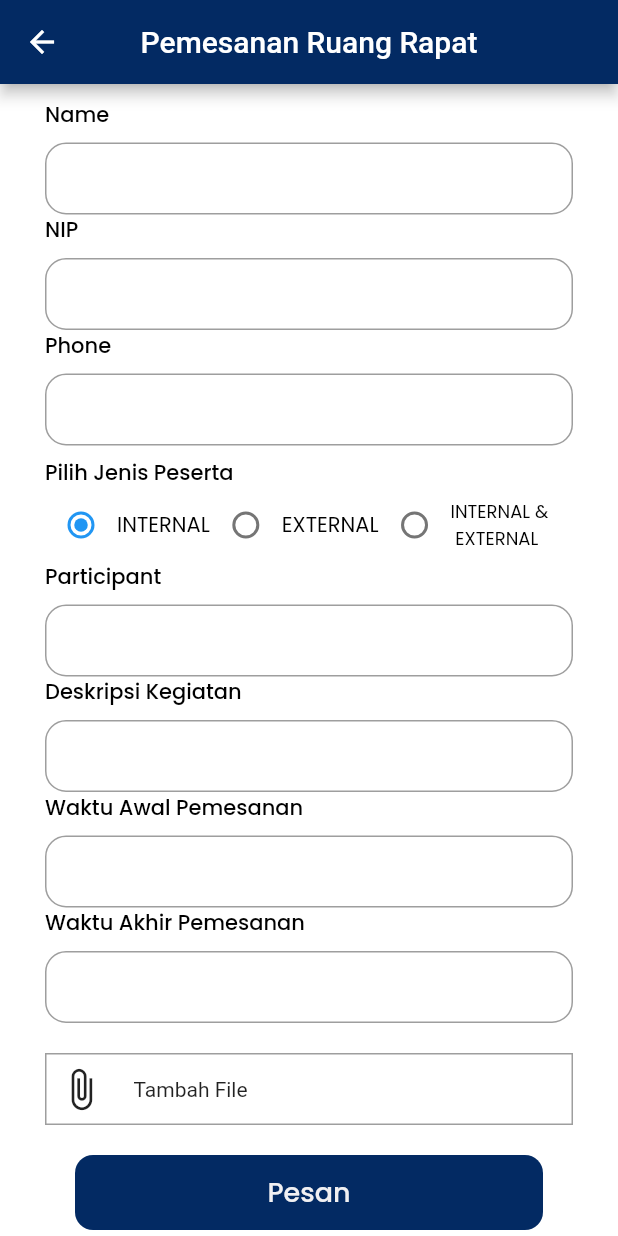
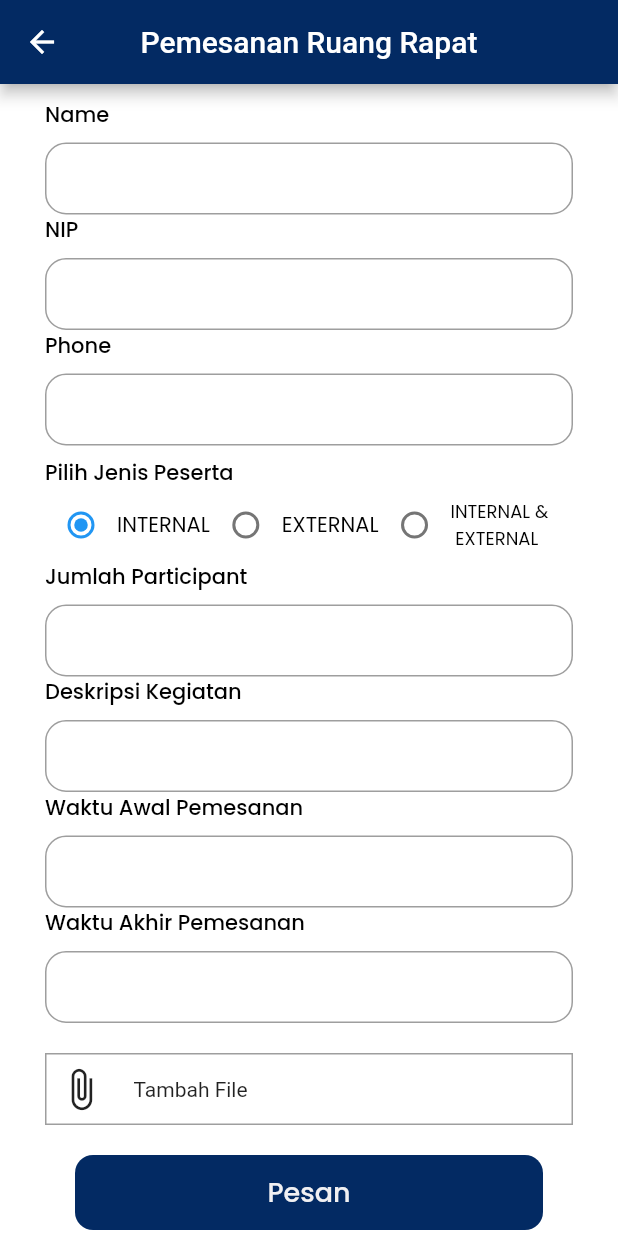
Before and after one commit to SulthoniAkbar/Simaru, a Flutter app: the FormPesanRuanganPage screen opened directly, after a tap on "Pesan", on a phone screen of 412 x 824 dp. Run offline on Flutter 3.47's test engine with Material 2 defaults, Android fonts, the phone set to English and light mode, and no system bars; our stand-ins replace carousel_slider, file_picker, flutter_datetime_picker, google_fonts, image_picker, lottie; accounts and stored records are empty; project files that could hold a hidden picture were left out.

Commit message:
Update booking & riwayat

```diff
--- a/lib/data/config.dart
+++ b/lib/data/config.dart
@@ -1 +1 @@
-String baseUrl = 'https://diskominfo-simaru.snhgroup.space/api';
+String baseUrl = 'https://bookingapps-simaru.snhgroup.space/api';
--- a/lib/models/booking_room_model.dart
+++ b/lib/models/booking_room_model.dart
@@ -10,7 +10,8 @@ class BookingRoomModel {
   String nip;
   String phone;
   String description;
-  String participant;
+  String participantInternal;
+  String participantExternal;
   int devisi;
   String participanttype;
   String attachment;
@@ -28,7 +29,8 @@ class BookingRoomModel {
     this.phone,
     this.participanttype,
     this.description,
-    this.participant,
+    this.participantInternal,
+    this.participantExternal,
     this.devisi,
     this.attachment,
   });
@@ -45,7 +47,8 @@ class BookingRoomModel {
     status = json['status'];
     participanttype = json['participant_type'];
     description = json['description'];
-    participant = json['participant'];
+    participantInternal = json['participant_internal'];
+    participantExternal = json['participant_external'];
     devisi = json['division_id'];
     attachment = json['attachment'];
   }
@@ -57,7 +60,8 @@ class BookingRoomModel {
       'phone': phone,
       'booking_start_date': bookingStartDate,
       'booking_end_date': bookingEndDate,
-      'participant': participant,
+      'participant_internal': participantInternal,
+      'participant_external': participantExternal,
       'status': status,
       'description': description,
       'member_id': idMember,
--- a/lib/pages/pesan ruang baru/form_pesan_ruang.dart
+++ b/lib/pages/pesan ruang baru/form_pesan_ruang.dart
@@ -3,8 +3,6 @@ import 'package:flutter/foundation.dart';
 import 'package:flutter/material.dart';
 import 'package:lottie/lottie.dart';
 import 'package:provider/provider.dart';
-import 'package:simaru/models/devision_model.dart';
-import 'package:simaru/models/user_model.dart';
 // import 'package:simaru/models/user_model.dart';
 import 'package:simaru/provider/auth_provider.dart';
 import 'package:simaru/provider/booking_room_provider.dart';
@@ -35,12 +33,23 @@ class _FormPesanRuanganPagePageState extends State<FormPesanRuanganPage> {
       TextEditingController(text: '');
   TextEditingController phoneController = TextEditingController(text: '');
   TextEditingController nipController = TextEditingController(text: '');
-  TextEditingController partcipantController = TextEditingController(text: '');
+  // TextEditingController partcipantController = TextEditingController(text: '');
   String _radioValue = 'INTERNAL';
 
   void _handleRadioValueChange(String value) {
     setState(() {
       _radioValue = value;
+      // Reset values and visibility based on the selected radio value
+      if (_radioValue == 'INTERNAL') {
+        partcipantInternalController.text = '';
+        partcipantExternalController.text = '0';
+      } else if (_radioValue == 'EXTERNAL') {
+        partcipantInternalController.text = '0';
+        partcipantExternalController.text = '';
+      } else if (_radioValue == 'INTERNAL & EXTERNAL') {
+        partcipantInternalController.text = '';
+        partcipantExternalController.text = '';
+      }
     });
   }
 
@@ -98,19 +107,12 @@ class _FormPesanRuanganPagePageState extends State<FormPesanRuanganPage> {
       final formattedEndDate = enddate != null
           ? DateFormat("yyyy-MM-dd HH:mm:ss").format(enddate)
           : null;
-      String selectedParticipant;
-
-      if (_radioValue == 'GABUNGAN') {
-        selectedParticipant =
-            '${partcipantInternalController.text} ${partcipantExternalController.text}';
-      } else {
-        selectedParticipant = partcipantController.text;
-      }
 
       if (await bookingRoomProvider.bookingRoom(
         token: authProvider.user.token,
         name: nameController.text,
-        participant: selectedParticipant,
+        participantExternal: partcipantInternalController.text,
+        participantInternal: partcipantExternalController.text,
         roomid: widget.idRoom,
         description: descriptionController.text,
         nip: nipController.text,
@@ -397,14 +399,15 @@ class _FormPesanRuanganPagePageState extends State<FormPesanRuanganPage> {
       );
     }
 
-    Widget participant() {
+    Widget participantInternal() {
       return Visibility(
-        visible: _radioValue != 'INTERNAL & EXTERNAL',
+        visible:
+            _radioValue != 'INTERNAL & EXTERNAL' && _radioValue != 'EXTERNAL',
         child: Column(
           crossAxisAlignment: CrossAxisAlignment.start,
           children: [
             Text(
-              'Participant',
+              'Jumlah Participant',
               style: blackTextStyle.copyWith(
                 fontWeight: medium,
               ),
@@ -413,7 +416,37 @@ class _FormPesanRuanganPagePageState extends State<FormPesanRuanganPage> {
               height: 8,
             ),
             TextFormField(
-              controller: partcipantController,
+              controller: partcipantInternalController,
+              decoration: InputDecoration(
+                border: OutlineInputBorder(
+                  borderRadius: BorderRadius.circular(14),
+                ),
+                contentPadding: const EdgeInsets.all(12),
+              ),
+            ),
+          ],
+        ),
+      );
+    }
+
+    Widget participantExternal() {
+      return Visibility(
+        visible:
+            _radioValue != 'INTERNAL & EXTERNAL' && _radioValue != 'INTERNAL',
+        child: Column(
+          crossAxisAlignment: CrossAxisAlignment.start,
+          children: [
+            Text(
+              'Jumlah Participant',
+              style: blackTextStyle.copyWith(
+                fontWeight: medium,
+              ),
+            ),
+            const SizedBox(
+              height: 8,
+            ),
+            TextFormField(
+              controller: partcipantExternalController,
               decoration: InputDecoration(
                 border: OutlineInputBorder(
                   borderRadius: BorderRadius.circular(14),
@@ -428,7 +461,7 @@ class _FormPesanRuanganPagePageState extends State<FormPesanRuanganPage> {
 
     Widget participantInternalExternal() {
       return Visibility(
-        visible: _radioValue == 'GABUNGAN',
+        visible: _radioValue == 'INTERNAL & EXTERNAL',
         child: Row(
           children: [
             Expanded(
@@ -632,7 +665,8 @@ class _FormPesanRuanganPagePageState extends State<FormPesanRuanganPage> {
               nip(),
               phone(),
               radioButtons(),
-              participant(),
+              participantInternal(),
+              participantExternal(),
               participantInternalExternal(),
               activity(),
               startDate(),
--- a/lib/pages/riwayat pemesanan/riwayat_page.dart
+++ b/lib/pages/riwayat pemesanan/riwayat_page.dart
@@ -38,7 +38,7 @@ class _RiwayatPageState extends State<RiwayatPage> {
     return AppBar(
       backgroundColor: bgColor1,
       centerTitle: true,
-      title: Text('Riwayat Pemesanan'),
+      title: const Text('Riwayat Pemesanan'),
       automaticallyImplyLeading: true,
       elevation: 0,
     );
--- a/lib/provider/booking_room_provider.dart
+++ b/lib/provider/booking_room_provider.dart
@@ -15,7 +15,8 @@ class BookingRoomProvider with ChangeNotifier {
     int devision,
     String phone,
     String description,
-    String participant,
+    String participantInternal,
+    String participantExternal,
     String startDate,
     String endDate,
     String attachment,
@@ -33,7 +34,8 @@ class BookingRoomProvider with ChangeNotifier {
         nip: nip,
         attachment: attachment,
         description: description,
-        participant: participant,
+        participantInternal: participantInternal,
+        participantExternal: participantExternal,
         devision: devision,
         phone: phone,
       );
--- a/lib/services/booking_service.dart
+++ b/lib/services/booking_service.dart
@@ -16,7 +16,8 @@ class BookingService {
     String phone,
     int devision,
     int roomid,
-    String participant,
+    String participantInternal,
+     String participantExternal,
     String participanttype,
     String attachment,
     String description,
@@ -37,7 +38,8 @@ class BookingService {
       ..fields['nip'] = nip
       ..fields['phone'] = phone
       ..fields['description'] = description
-      ..fields['participant'] = participant
+      ..fields['participant_internal'] = participantInternal
+      ..fields['participant_external'] = participantExternal
       ..fields['participant_type'] = participanttype;
 
     // Tambahkan kondisi untuk menghindari attachment null
```
Also changed, not shown: lib/widget/riwayat_card.dart (+45 -21 lines).
